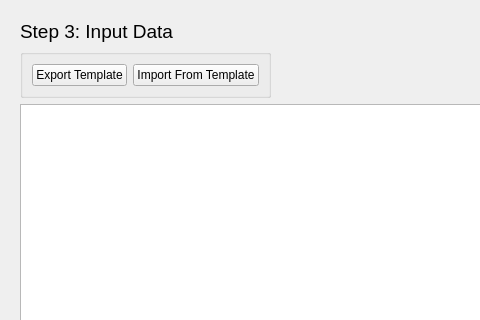
Above: src/gui/mca_wizard.ui from Ecotrust/delphos before the change; both pictures show x 0 to 480 and y 0 to 320 of the 765 by 579 pixel window. Below: the same form after it.
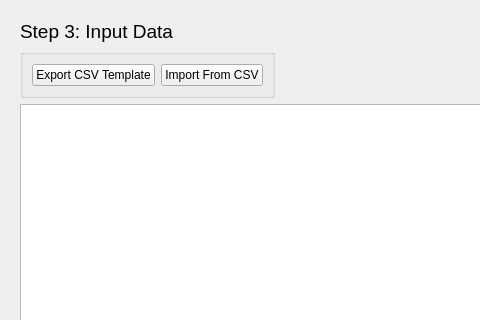
That is the form after the change. The open tabs and pages were chosen to show the change. Custom widgets are drawn as their Qt base class.

The edit to the form file:
```diff
--- a/src/gui/mca_wizard.ui
+++ b/src/gui/mca_wizard.ui
@@ -337,14 +337,14 @@
               <item>
                <widget class="QPushButton" name="export_button" >
                 <property name="text" >
-                 <string>Export Template</string>
+                 <string>Export CSV Template</string>
                 </property>
                </widget>
               </item>
               <item>
                <widget class="QPushButton" name="import_button" >
                 <property name="text" >
-                 <string>Import From Template</string>
+                 <string>Import From CSV</string>
                 </property>
                </widget>
               </item>
```
Left out of the diff: 2 changed lines with no effect on the pictures.
